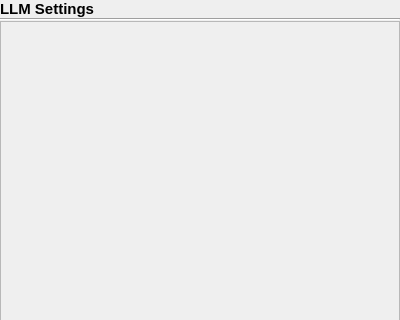
Capsize-Games/airunner, file src/airunner/components/stt/gui/widgets/templates/stt_settings.ui: the form before one commit; both pictures show x 0 to 400 and y 0 to 320 of the 400 by 809 pixel window.
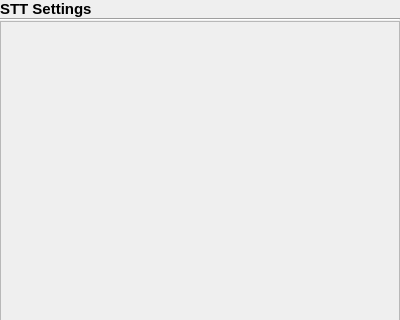
The form after the commit. Custom widgets are drawn as their Qt base class.

Diff of the .ui file:
```diff
--- a/src/airunner/components/stt/gui/widgets/templates/stt_settings.ui
+++ b/src/airunner/components/stt/gui/widgets/templates/stt_settings.ui
@@ -38,7 +38,7 @@
       </font>
      </property>
      <property name="text">
-      <string>LLM Settings</string>
+        <string>STT Settings</string>
      </property>
     </widget>
    </item>
```
Left out of the diff: 2 changed lines with no effect on the pictures.
